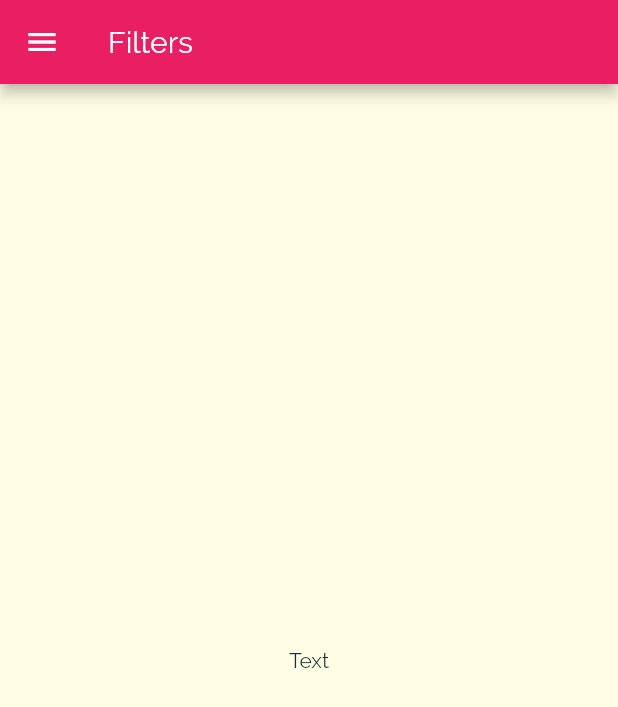
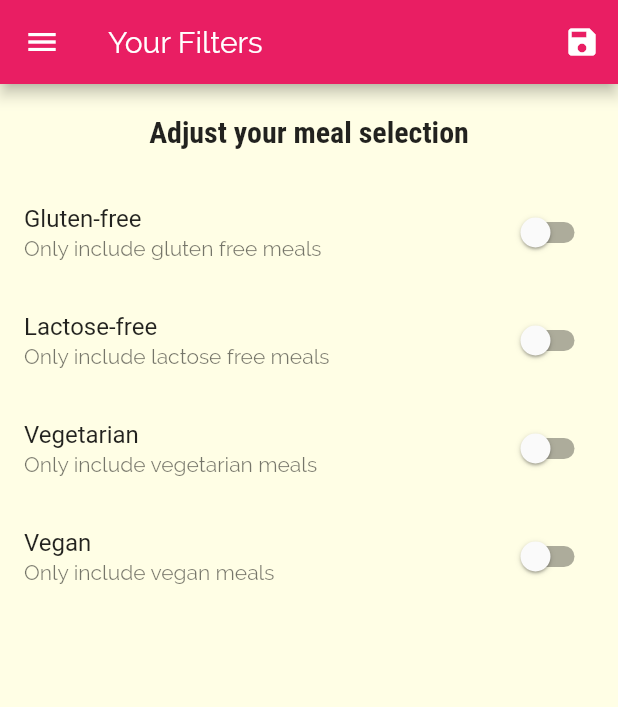
Before and after one commit to amit-flutter-samples/meal_app, a Flutter app: the FiltersScreen screen opened by its route, on a phone screen of 412 x 824 dp. Shown: the top 707 px of the screen. Run offline on Flutter 3.47's test engine with Material 2 defaults, Android fonts, the phone set to English and light mode, and no system bars.

Commit message:
added filter

```diff
--- a/lib/main.dart
+++ b/lib/main.dart
@@ -1,14 +1,52 @@
 import 'package:flutter/material.dart';
+import './models/dummy_data.dart';
 import './screens/filters_screen.dart';
 import './screens/tab_screen.dart';
 import './screens/meal_detail_screen.dart';
 import './screens/category_meals_screen.dart';
+import './models/meal.dart';
 
 
 void main() => runApp(MyApp());
 
-class MyApp extends StatelessWidget {
+class MyApp extends StatefulWidget {
   // This widget is the root of your application.
+  @override
+  _MyAppState createState() => _MyAppState();
+}
+
+class _MyAppState extends State<MyApp> {
+
+  Map<String, bool> _filters = {
+    'gluten' : false,
+    'lactose' : false,
+    'vegetarian' : false,
+    'vegan' : false
+  };
+
+  List<Meal> _availablemeals = DUMMY_MEALS;
+
+  void _setFilter(Map<String, bool> filterData) {
+    setState(() {
+      _filters = filterData;
+      _availablemeals = DUMMY_MEALS.where((meal) {
+        if(_filters['gluten'] == true && !meal.isGlutenFree) {
+          return false;
+        }
+        if(_filters['lactose'] == true && !meal.isLactoseFree) {
+          return false;
+        }
+        if(_filters['vegetarian'] == true && !meal.isVegetarian) {
+          return false;
+        }
+        if(_filters['vegan'] == true && !meal.isVegan) {
+          return false;
+        }
+        return true;
+      }).toList();
+    });
+  }
+
   @override
   Widget build(BuildContext context) {
     return MaterialApp(
@@ -35,9 +73,9 @@ class MyApp extends StatelessWidget {
       initialRoute: '/',
       routes: {
         '/': (ctx) => TabScreen(),
-        CategoryMealsScreen.routeName : (ctx) => CategoryMealsScreen(),
+        CategoryMealsScreen.routeName : (ctx) => CategoryMealsScreen(_availablemeals),
         MealDetailScreen.routeName : (ctx) => MealDetailScreen(),
-        FiltersScreen.routeName : (ctx) => FiltersScreen(),
+        FiltersScreen.routeName : (ctx) => FiltersScreen(_setFilter, _filters),
       },
       // onGenerateRoute: (settings) {
       //   print(settings.arguments);
--- a/lib/screens/category_meals_screen.dart
+++ b/lib/screens/category_meals_screen.dart
@@ -1,13 +1,15 @@
 import 'package:flutter/material.dart';
 import '../models/meal.dart';
+import '../widgets/meal_item.dart';
 
-import '../widgets/meal_item.dart';
-import '../models/dummy_data.dart';
 
 
 
 class CategoryMealsScreen extends StatefulWidget {
   static const routeName = '/category-meals';
+  final List<Meal> _availablemeals;
+
+  CategoryMealsScreen(this._availablemeals);
 
   @override
   _CategoryMealsScreenState createState() => _CategoryMealsScreenState();
@@ -25,7 +27,7 @@ class _CategoryMealsScreenState extends State<CategoryMealsScreen> {
       final routeArgs = ModalRoute.of(context).settings.arguments as Map<String, String>;
       categoryTitle = routeArgs['title'];
       final categoyId = routeArgs['id'];
-      displayMeals = DUMMY_MEALS.where((meal) {
+      displayMeals = widget._availablemeals.where((meal) {
         return meal.categories.contains(categoyId);
       }).toList();
       _loadedInItData = true;
--- a/lib/screens/filters_screen.dart
+++ b/lib/screens/filters_screen.dart
@@ -1,17 +1,103 @@
 import 'package:flutter/material.dart';
 import '../widgets/main_drawer.dart';
 
-class FiltersScreen extends StatelessWidget {
+class FiltersScreen extends StatefulWidget {
   static const routeName = '/filters';
+  Function _setFilter;
+  Map<String, bool> _currentFilter;
+  FiltersScreen(this._setFilter, this._currentFilter);
+
+  @override
+  _FiltersScreenState createState() => _FiltersScreenState();
+}
+
+class _FiltersScreenState extends State<FiltersScreen> {
+  bool _glutenFree = false;
+  bool _vegetarian = false;
+  bool _vegan = false;
+  bool _lactoseFree = false;
+
+  @override
+  initState() {
+    _glutenFree = widget._currentFilter['gluten'];
+    _lactoseFree = widget._currentFilter['lactose'];
+    _vegetarian = widget._currentFilter['vegetarian'];
+    _vegan = widget._currentFilter['vegan'];
+    super.initState();
+  }
+
+  Widget _buildSwitchListTile(
+      String title, String subTitle, bool currentValue, Function updateValue) {
+    return SwitchListTile(
+      title: Text(title),
+      value: currentValue,
+      subtitle: Text(subTitle),
+      onChanged: updateValue,
+    );
+  }
 
   @override
   Widget build(BuildContext context) {
     return Scaffold(
-      drawer: MainDrawer(),
-      appBar: AppBar(
-        title: Text('Filters'),
-      ),
-      body: Center(child: Text('Text'),),
-    );
+        drawer: MainDrawer(),
+        appBar: AppBar(
+          title: Text('Your Filters'),
+          actions: <Widget>[
+            IconButton(
+                icon: Icon(Icons.save),
+                onPressed: () {
+                  Map<String, bool> _filters = {
+                    'gluten': _glutenFree,
+                    'lactose': _lactoseFree,
+                    'vegetarian': _vegetarian,
+                    'vegan': _vegan
+                  };
+                  widget._setFilter(_filters);
+                })
+          ],
+        ),
+        body: Column(
+          children: <Widget>[
+            Container(
+              padding: EdgeInsets.all(20),
+              child: Text('Adjust your meal selection',
+                  style: Theme.of(context).textTheme.title),
+            ),
+            Expanded(
+              child: ListView(
+                children: <Widget>[
+                  _buildSwitchListTile(
+                      'Gluten-free',
+                      'Only include gluten free meals',
+                      _glutenFree, (newValue) {
+                    setState(() {
+                      _glutenFree = newValue;
+                    });
+                  }),
+                  _buildSwitchListTile(
+                      'Lactose-free',
+                      'Only include lactose free meals',
+                      _lactoseFree, (newValue) {
+                    setState(() {
+                      _lactoseFree = newValue;
+                    });
+                  }),
+                  _buildSwitchListTile('Vegetarian',
+                      'Only include vegetarian meals', _vegetarian, (newValue) {
+                    setState(() {
+                      _vegetarian = newValue;
+                    });
+                  }),
+                  _buildSwitchListTile(
+                      'Vegan', 'Only include vegan meals', _vegan, (newValue) {
+                    setState(() {
+                      _vegan = newValue;
+                    });
+                  })
+                ],
+              ),
+            )
+          ],
+        ));
   }
 }
```
